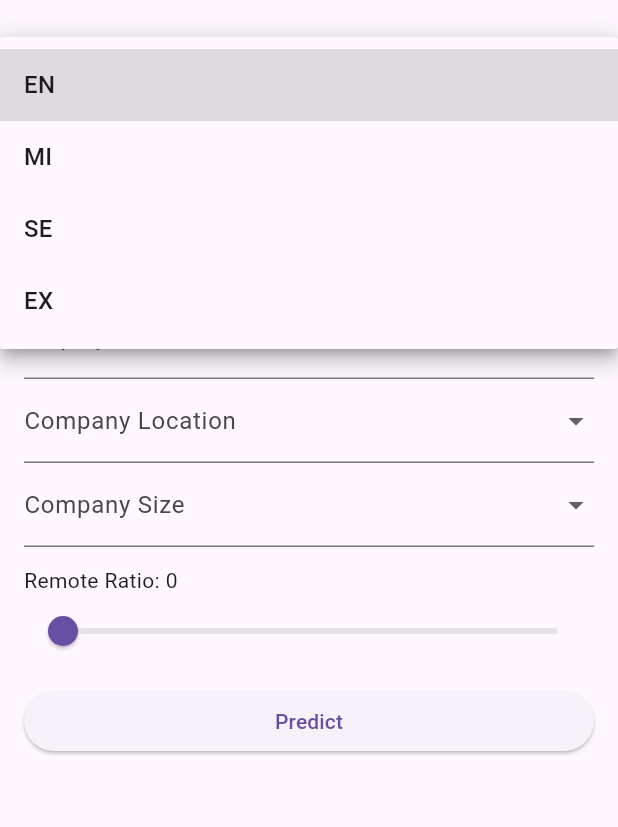
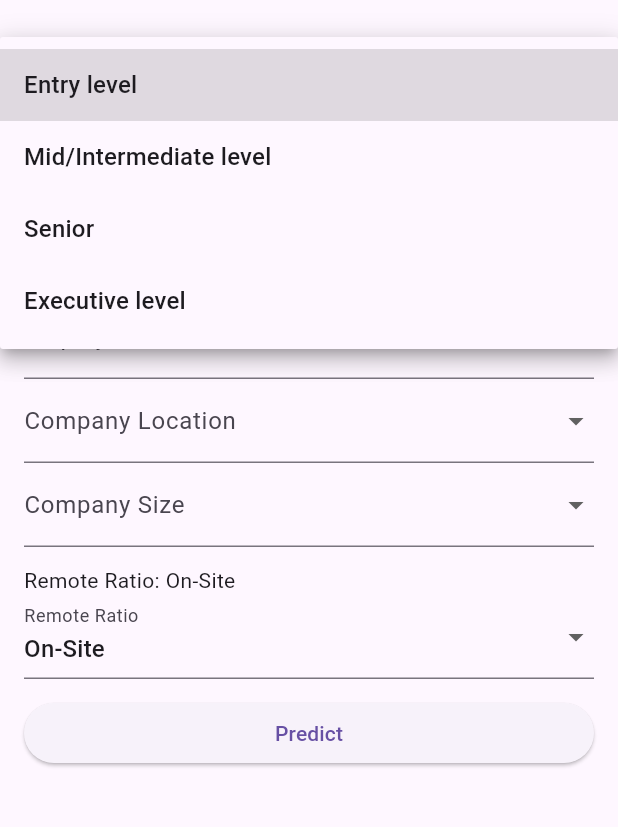
Before and after one commit to NtwaliEliel/Linear_Regression_Model, a Flutter app: the screen it shows after launch, after a tap on "Experience Level", on a phone screen of 412 x 824 dp, the part 65-892 px from its top. Run offline on Flutter 3.47's test engine with Material 3 defaults, Android fonts, the light colour scheme and no system bars.

Commit message:
More Description in the Ui

```diff
--- a/summative/FlutterApp/salary_predictor/lib/pages/home_page.dart
+++ b/summative/FlutterApp/salary_predictor/lib/pages/home_page.dart
@@ -27,9 +27,28 @@ class _HomePageState extends State<HomePage> {
     "Data Scientist", "Data Engineer", "ML Engineer", // ...add more as needed
   ];
   final locations = ["US", "GB", "IN", "DE", "CA"]; // Example country codes
-  final companySizes = ["S", "M", "L"];
-  final experienceLevels = ["EN", "MI", "SE", "EX"];
-  final employmentTypes = ["FT", "PT", "CT", "FL"];
+  final companySizes = {
+    "S": "SMALL",
+    "M": "MEDIUM",
+    "L": "LARGE"
+  };
+  final experienceLevels = {
+    "EN": "Entry level",
+    "MI": "Mid/Intermediate level",
+    "SE": "Senior",
+    "EX": "Executive level"
+  };
+  final employmentTypes = {
+    "FT": "Full-time",
+    "PT": "Part-time",
+    "CT": "Contractor",
+    "FL": "Freelancer"
+  };
+  final remoteRatios = {
+    0: "On-Site",
+    50: "Half-Remote",
+    100: "Full-Remote"
+  };
 
   @override
   Widget build(BuildContext context) {
@@ -43,8 +62,8 @@ class _HomePageState extends State<HomePage> {
             children: [
               DropdownButtonFormField<String>(
                 value: experienceLevel,
-                items: experienceLevels
-                    .map((e) => DropdownMenuItem(value: e, child: Text(e)))
+                items: experienceLevels.entries
+                    .map((e) => DropdownMenuItem(value: e.key, child: Text(e.value)))
                     .toList(),
                 onChanged: (val) => setState(() => experienceLevel = val),
                 decoration: InputDecoration(labelText: "Experience Level"),
@@ -52,8 +71,8 @@ class _HomePageState extends State<HomePage> {
               ),
               DropdownButtonFormField<String>(
                 value: employmentType,
-                items: employmentTypes
-                    .map((e) => DropdownMenuItem(value: e, child: Text(e)))
+                items: employmentTypes.entries
+                    .map((e) => DropdownMenuItem(value: e.key, child: Text(e.value)))
                     .toList(),
                 onChanged: (val) => setState(() => employmentType = val),
                 decoration: InputDecoration(labelText: "Employment Type"),
@@ -88,8 +107,8 @@ class _HomePageState extends State<HomePage> {
               ),
               DropdownButtonFormField<String>(
                 value: companySize,
-                items: companySizes
-                    .map((e) => DropdownMenuItem(value: e, child: Text(e)))
+                items: companySizes.entries
+                    .map((e) => DropdownMenuItem(value: e.key, child: Text(e.value)))
                     .toList(),
                 onChanged: (val) => setState(() => companySize = val),
                 decoration: InputDecoration(labelText: "Company Size"),
@@ -100,14 +119,15 @@ class _HomePageState extends State<HomePage> {
                 child: Column(
                   crossAxisAlignment: CrossAxisAlignment.start,
                   children: [
-                    Text("Remote Ratio: $remoteRatio"),
-                    Slider(
-                      value: remoteRatio.toDouble(),
-                      min: 0,
-                      max: 100,
-                      divisions: 100,
-                      label: "$remoteRatio",
-                      onChanged: (val) => setState(() => remoteRatio = val.toInt()),
+                    Text("Remote Ratio: ${remoteRatios[remoteRatio]!}"),
+                    DropdownButtonFormField<int>(
+                      value: remoteRatio,
+                      items: remoteRatios.entries
+                          .map((e) => DropdownMenuItem(value: e.key, child: Text(e.value)))
+                          .toList(),
+                      onChanged: (val) => setState(() => remoteRatio = val!),
+                      decoration: InputDecoration(labelText: "Remote Ratio"),
+                      validator: (val) => val == null ? "Required" : null,
                     ),
                   ],
                 ),
```
Also changed, not shown: 3 other files.
